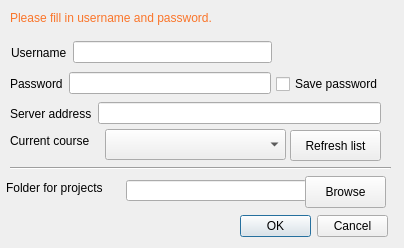
Above: settings.ui from TestMyQt/Qt-CreatorTMC before the change. Below: the same form after it.
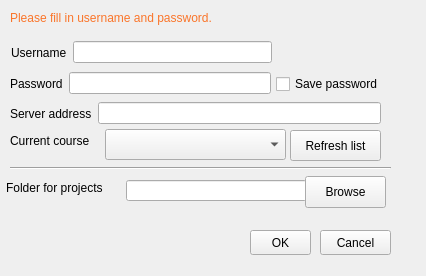
That is the form after the change.

Commit message: Settings window now works, bit of a large commit - Course listing is fetched from the server - Settings window is populated - onLoginOkClicked split into two to get the functionality into settings login too - Settings from Settings window are saved into QSettings

What changed in the file:
```diff
--- a/settings.ui
+++ b/settings.ui
@@ -6,8 +6,8 @@
    <rect>
     <x>0</x>
     <y>0</y>
-    <width>404</width>
-    <height>248</height>
+    <width>426</width>
+    <height>276</height>
    </rect>
   </property>
   <property name="windowTitle">
@@ -137,19 +137,6 @@
     <string>Browse</string>
    </property>
   </widget>
-  <widget class="QDialogButtonBox" name="buttonBox">
-   <property name="geometry">
-    <rect>
-     <x>240</x>
-     <y>210</y>
-     <width>148</width>
-     <height>32</height>
-    </rect>
-   </property>
-   <property name="standardButtons">
-    <set>QDialogButtonBox::Cancel|QDialogButtonBox::Ok</set>
-   </property>
-  </widget>
   <widget class="QWidget" name="layoutWidget">
    <property name="geometry">
     <rect>
@@ -220,6 +207,32 @@
     </item>
    </layout>
   </widget>
+  <widget class="QPushButton" name="okButton">
+   <property name="geometry">
+    <rect>
+     <x>250</x>
+     <y>230</y>
+     <width>61</width>
+     <height>25</height>
+    </rect>
+   </property>
+   <property name="text">
+    <string>OK</string>
+   </property>
+  </widget>
+  <widget class="QPushButton" name="cancelButton">
+   <property name="geometry">
+    <rect>
+     <x>320</x>
+     <y>230</y>
+     <width>71</width>
+     <height>25</height>
+    </rect>
+   </property>
+   <property name="text">
+    <string>Cancel</string>
+   </property>
+  </widget>
  </widget>
  <resources/>
  <connections/>
```
Left out of the diff: 4 changed lines with no effect on the pictures. The commit also changes 4 other files.
